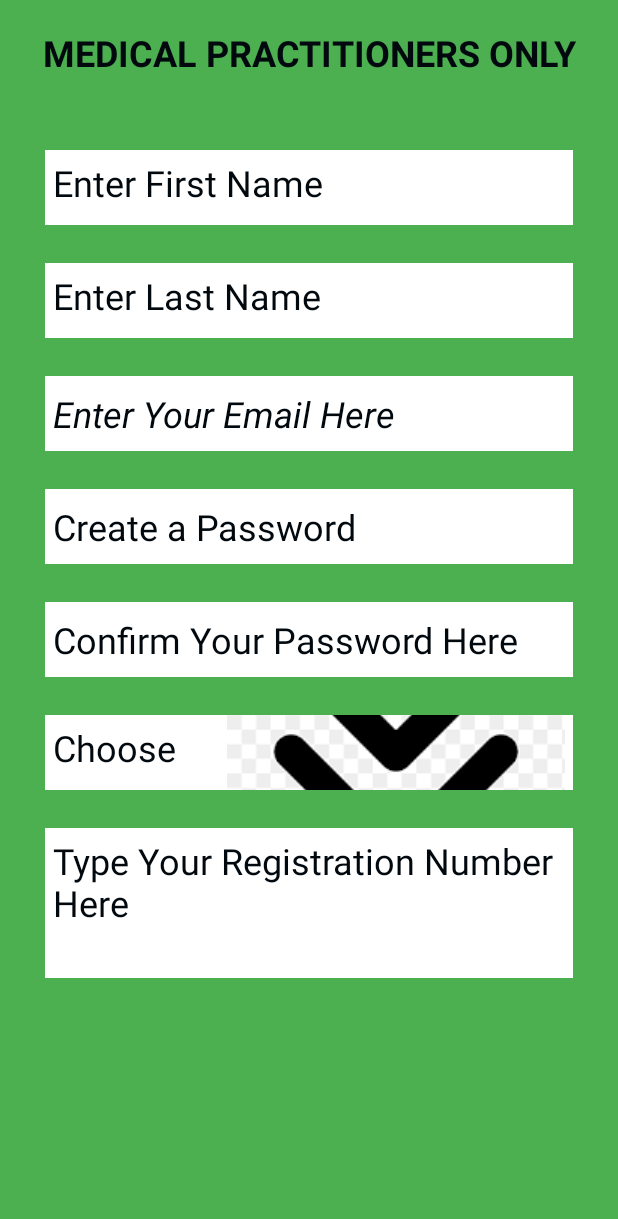
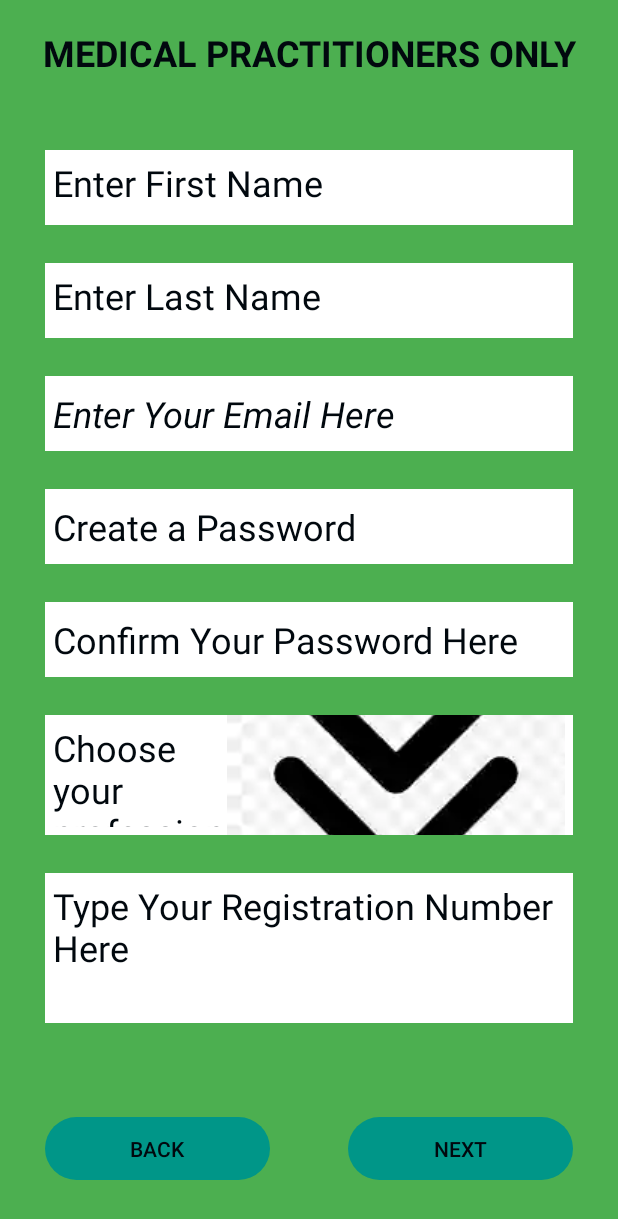
Before and after one commit to ZephaNoah/purple_butterfly, an Android app: the fragment MedicalPractitionerSignUpFragment shown on its own in the app's theme, on a phone screen of 412 x 824 dp. Shown: the top 1219 px of the screen. Run offline under Robolectric (Android 15) with nearby library versions, the light colour scheme and no system bars.

Commit message:
here we go

```diff
--- a/app/src/main/res/layout/fragment_medical_practitioner_sign_up.xml
+++ b/app/src/main/res/layout/fragment_medical_practitioner_sign_up.xml
@@ -122,7 +122,7 @@
     <TextView
         android:id="@+id/profession"
         android:layout_width="match_parent"
-        android:layout_height="50dp"
+        android:layout_height="80dp"
         android:layout_marginStart="30dp"
         android:layout_marginTop="25dp"
         android:layout_marginEnd="30dp"
@@ -156,11 +156,30 @@
         app:layout_constraintStart_toStartOf="@+id/profession"
         app:layout_constraintTop_toBottomOf="@+id/profession" />
 
-    <androidx.constraintlayout.widget.Guideline
-        android:id="@+id/signUpGrideline"
-        android:layout_width="match_parent"
-        android:layout_height="1dp"
-        android:orientation="horizontal"
-        app:layout_constraintGuide_begin="711dp" />
+    <Button
+        android:id="@+id/button3"
+        android:layout_width="150dp"
+        android:layout_height="50dp"
+        android:layout_marginTop="50dp"
+        android:layout_marginEnd="30dp"
+        android:layout_marginBottom="25dp"
+        android:text="@string/nextMedicalPractitionerSignUpButton"
+        android:textColor="#01080E"
+        app:layout_constraintBottom_toBottomOf="parent"
+        app:layout_constraintEnd_toEndOf="parent"
+        app:layout_constraintTop_toBottomOf="@+id/enterRegistrationNumber" />
+
+    <Button
+        android:id="@+id/backMedicalPractitionerSignUpButton"
+        android:layout_width="150dp"
+        android:layout_height="50dp"
+        android:layout_marginStart="30dp"
+        android:layout_marginTop="50dp"
+        android:layout_marginBottom="25dp"
+        android:text="@string/backArrow"
+        android:textColor="#01080E"
+        app:layout_constraintBottom_toBottomOf="parent"
+        app:layout_constraintStart_toStartOf="parent"
+        app:layout_constraintTop_toBottomOf="@+id/enterRegistrationNumber" />
 
 </androidx.constraintlayout.widget.ConstraintLayout>
--- a/app/src/main/res/values/arrow_forward_icon_background.xml
+++ /dev/null
@@ -1,4 +0,0 @@
-<?xml version="1.0" encoding="utf-8"?>
-<resources>
-    <color name="arrow_forward_icon_background">#FFFFFF</color>
-</resources>
--- a/app/src/main/res/values/strings.xml
+++ b/app/src/main/res/values/strings.xml
@@ -29,5 +29,7 @@
     <string name="individualSignUp">SIGN UP as a non-medical practitioner</string>
     <string name="organizationSignUp">SIGN UP as a Business/ Organization</string>
     <string name="medicalPractitionerSignUp">SIGN UP as a Medical Practitioner</string>
-    <string name="previousButtonSignUpOptionsPage">PREVIOUS</string>
+    <string name="previousButtonSignUpOptionsPage">BACK</string>
+    <string name="backArrow">BACK</string>
+    <string name="nextMedicalPractitionerSignUpButton">NEXT</string>
 </resources>
```
Also changed, not shown: app/src/main/res/drawable-mdpi/drop_down_icon.png (deleted), app/src/main/res/drawable-mdpi/drop_down_icon.webp (added).
